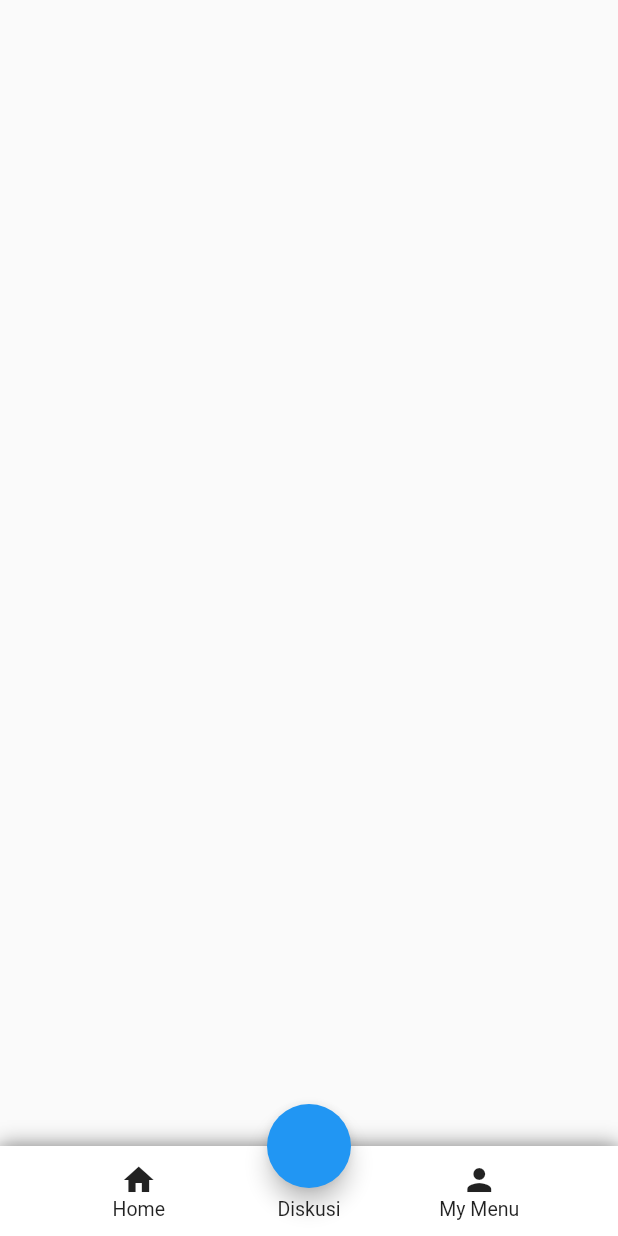
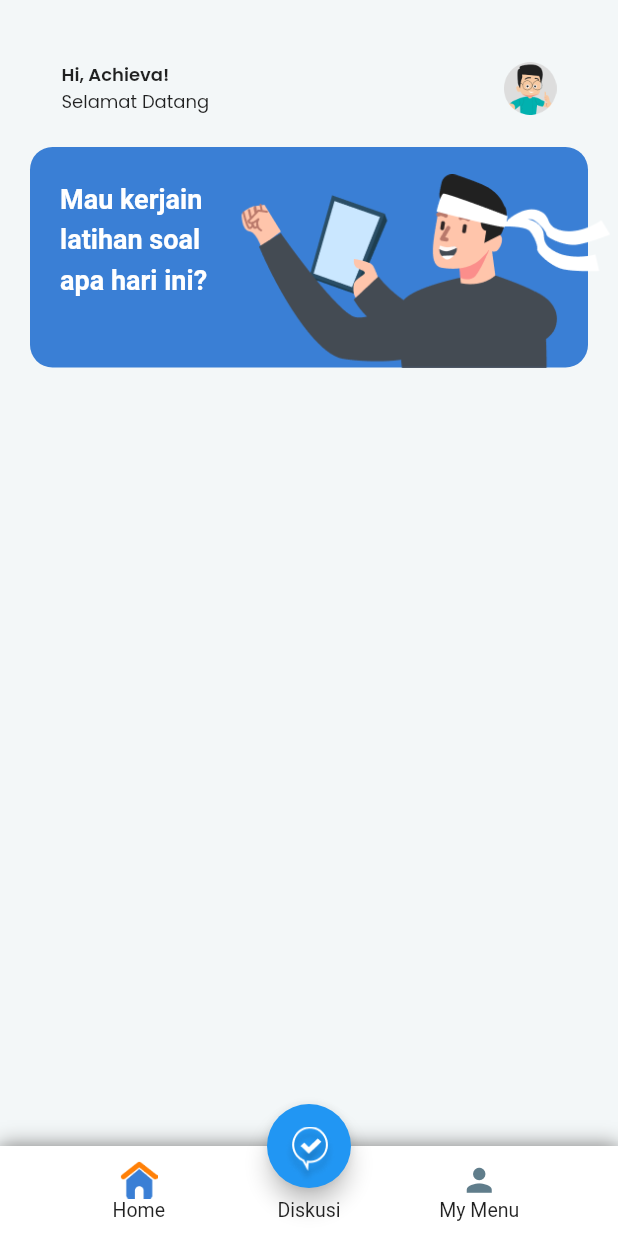
Before and after one commit to achievagemilang/flutter_bootcamp, a Flutter app: the RegisterPage screen opened directly, after a tap on "DAFTAR", on a phone screen of 412 x 824 dp. Run offline on Flutter 3.47's test engine with Material 2 defaults, Android fonts, the phone set to English and light mode, and no system bars; our stand-ins replace google_fonts.

Commit message:
updating features #2 -adding main page

```diff
--- a/lib/constant/r/colors.dart
+++ b/lib/constant/r/colors.dart
@@ -1,5 +1,5 @@
 import 'package:flutter/material.dart';
 
 class Colors {
-  Color primary = Color(0xff3A7FD5);
+  Color primary = const Color(0xff3A7FD5);
 }
--- a/lib/view/auth/login_page.dart
+++ b/lib/view/auth/login_page.dart
@@ -15,7 +15,7 @@ class _LoginPageState extends State<LoginPage> {
   @override
   Widget build(BuildContext context) {
     return Scaffold(
-      backgroundColor: Color(0xFFF3F7F8),
+      backgroundColor: const Color(0xFFF3F7F8),
       body: SafeArea(
         child: Padding(
           padding: const EdgeInsets.all(20.0),
--- a/lib/view/auth/register_page.dart
+++ b/lib/view/auth/register_page.dart
@@ -1,4 +1,5 @@
 import 'package:flutter/material.dart';
+import 'package:flutter_bootcamp/view/main/home_page.dart';
 import 'package:google_fonts/google_fonts.dart';
 
 import '../../constant/r.dart';
@@ -30,12 +31,12 @@ class _RegisterPageState extends State<RegisterPage> {
   @override
   Widget build(BuildContext context) {
     return Scaffold(
-      backgroundColor: Color(0xFFF0F3F5),
+      backgroundColor: const Color(0xFFF0F3F5),
       appBar: PreferredSize(
-        preferredSize: Size.fromHeight(75.0),
+        preferredSize: const Size.fromHeight(75.0),
         child: AppBar(
           elevation: 1,
-          iconTheme: IconThemeData(color: Colors.black),
+          iconTheme: const IconThemeData(color: Colors.black),
           shape:
               RoundedRectangleBorder(borderRadius: BorderRadius.circular(20)),
           backgroundColor: Colors.white,
@@ -63,7 +64,7 @@ class _RegisterPageState extends State<RegisterPage> {
                     fontWeight: FontWeight.w600,
                   ),
                 ),
-                SizedBox(height: 5),
+                const SizedBox(height: 5),
                 Container(
                   padding: const EdgeInsets.symmetric(
                     horizontal: 16,
@@ -89,7 +90,7 @@ class _RegisterPageState extends State<RegisterPage> {
                     ),
                   ),
                 ),
-                SizedBox(height: 20),
+                const SizedBox(height: 20),
                 const Text(
                   "Nama Lengkap",
                   style: TextStyle(
@@ -97,7 +98,7 @@ class _RegisterPageState extends State<RegisterPage> {
                     fontWeight: FontWeight.w600,
                   ),
                 ),
-                SizedBox(height: 5),
+                const SizedBox(height: 5),
                 Container(
                   padding: const EdgeInsets.symmetric(
                     horizontal: 16,
@@ -123,15 +124,15 @@ class _RegisterPageState extends State<RegisterPage> {
                     ),
                   ),
                 ),
-                SizedBox(height: 20),
-                Text(
+                const SizedBox(height: 20),
+                const Text(
                   "Jenis Kelamin",
                   style: TextStyle(
                     fontSize: 16,
                     fontWeight: FontWeight.w600,
                   ),
                 ),
-                SizedBox(
+                const SizedBox(
                   height: (5),
                 ),
                 Row(
@@ -144,16 +145,16 @@ class _RegisterPageState extends State<RegisterPage> {
                         child: Container(
                           decoration: BoxDecoration(
                             color: gender == "Laki-laki"
-                                ? Color(0xFF3A7FD5)
+                                ? const Color(0xFF3A7FD5)
                                 : Colors.white,
                             border: Border.all(
                               color: gender == "Laki-laki"
-                                  ? Color(0xFF3A7FD5)
-                                  : Color(0XFFD6D6D6),
+                                  ? const Color(0xFF3A7FD5)
+                                  : const Color(0XFFD6D6D6),
                             ),
                             borderRadius: BorderRadius.circular(8),
                           ),
-                          padding: EdgeInsets.symmetric(
+                          padding: const EdgeInsets.symmetric(
                             horizontal: (32),
                             vertical: (12),
                           ),
@@ -175,7 +176,7 @@ class _RegisterPageState extends State<RegisterPage> {
                         ),
                       ),
                     ),
-                    SizedBox(
+                    const SizedBox(
                       width: (8),
                     ),
                     Expanded(
@@ -186,16 +187,16 @@ class _RegisterPageState extends State<RegisterPage> {
                         child: Container(
                           decoration: BoxDecoration(
                             color: gender == "Perempuan"
-                                ? Color(0xFF3A7FD5)
+                                ? const Color(0xFF3A7FD5)
                                 : Colors.white,
                             border: Border.all(
                               color: gender == "Perempuan"
-                                  ? Color(0xFF3A7FD5)
-                                  : Color(0XFFD6D6D6),
+                                  ? const Color(0xFF3A7FD5)
+                                  : const Color(0XFFD6D6D6),
                             ),
                             borderRadius: BorderRadius.circular(8),
                           ),
-                          padding: EdgeInsets.symmetric(
+                          padding: const EdgeInsets.symmetric(
                             horizontal: (32),
                             vertical: (12),
                           ),
@@ -219,22 +220,22 @@ class _RegisterPageState extends State<RegisterPage> {
                     )
                   ],
                 ),
-                SizedBox(height: 20),
+                const SizedBox(height: 20),
                 Column(
                   crossAxisAlignment: CrossAxisAlignment.start,
                   children: [
-                    Text(
+                    const Text(
                       "Kelas",
                       style: TextStyle(
                         fontSize: 16,
                         fontWeight: FontWeight.w600,
                       ),
                     ),
-                    SizedBox(
+                    const SizedBox(
                       height: (5),
                     ),
                     Container(
-                      padding: EdgeInsets.symmetric(
+                      padding: const EdgeInsets.symmetric(
                         horizontal: (16),
                         vertical: (5),
                       ),
@@ -242,15 +243,15 @@ class _RegisterPageState extends State<RegisterPage> {
                         borderRadius: BorderRadius.circular(8),
                         color: Colors.white,
                         border: Border.all(
-                          color: Color(0XFFD6D6D6),
+                          color: const Color(0XFFD6D6D6),
                         ),
                       ),
                       height: 50,
                       child: DropdownButtonHideUnderline(
                         child: DropdownButton<String>(
-                          icon: Icon(Icons.keyboard_arrow_down),
+                          icon: const Icon(Icons.keyboard_arrow_down),
                           isExpanded: true,
-                          hint: Text(
+                          hint: const Text(
                             "Pilih Kelas",
                             style: TextStyle(
                               color: Color(0XFFAAAAAA),
@@ -273,7 +274,7 @@ class _RegisterPageState extends State<RegisterPage> {
                     ),
                   ],
                 ),
-                SizedBox(height: 20),
+                const SizedBox(height: 20),
                 const Text(
                   "Nama Sekolah",
                   style: TextStyle(
@@ -281,7 +282,7 @@ class _RegisterPageState extends State<RegisterPage> {
                     fontWeight: FontWeight.w600,
                   ),
                 ),
-                SizedBox(height: 5),
+                const SizedBox(height: 5),
                 Container(
                   padding: const EdgeInsets.symmetric(
                     horizontal: 16,
@@ -307,7 +308,7 @@ class _RegisterPageState extends State<RegisterPage> {
                     ),
                   ),
                 ),
-                SizedBox(height: 35),
+                const SizedBox(height: 35),
               ],
             ),
           ),
@@ -316,21 +317,20 @@ class _RegisterPageState extends State<RegisterPage> {
             child: Align(
               alignment: Alignment.bottomCenter,
               child: Padding(
-                padding: EdgeInsets.symmetric(horizontal: 8.0),
+                padding: const EdgeInsets.symmetric(horizontal: 8.0),
                 child: ElevatedButton(
                   style: ElevatedButton.styleFrom(
                     elevation: 0,
-                    primary: Color(0xFF3A7FD5),
-                    fixedSize: Size(double.infinity, 64.34),
+                    primary: const Color(0xFF3A7FD5),
+                    fixedSize: const Size(double.infinity, 64.34),
                     shape: RoundedRectangleBorder(
                         borderRadius: BorderRadius.circular(50),
                         side: BorderSide(color: R.colors.primary)),
                   ),
                   onPressed: () {
-                    Navigator.of(context).push(
-                      MaterialPageRoute(
-                        builder: (context) => MainPage(),
-                      ),
+                    Navigator.of(context).pushAndRemoveUntil(
+                      MaterialPageRoute(builder: (context) => const MainPage()),
+                      (Route<dynamic> route) => false,
                     );
                   },
                   child: Row(
--- a/lib/view/auth/splash_screen.dart
+++ b/lib/view/auth/splash_screen.dart
@@ -13,9 +13,9 @@ class SplashScreen extends StatefulWidget {
 class _SplashScreenState extends State<SplashScreen> {
   void goToNextPage() {
     Timer(
-      const Duration(seconds: 2),
+      const Duration(seconds: 3),
       () {
-        Navigator.of(context).push(
+        Navigator.of(context).pushReplacement(
           MaterialPageRoute(
             builder: (context) => const LoginPage(),
           ),
--- /dev/null
+++ b/lib/view/main/discussion/discussion_page.dart
@@ -0,0 +1,15 @@
+import 'package:flutter/material.dart';
+
+class DiscussionPage extends StatefulWidget {
+  const DiscussionPage({Key? key}) : super(key: key);
+
+  @override
+  State<DiscussionPage> createState() => _DiscussionPageState();
+}
+
+class _DiscussionPageState extends State<DiscussionPage> {
+  @override
+  Widget build(BuildContext context) {
+    return Container();
+  }
+}
--- a/lib/view/main/home_page.dart
+++ b/lib/view/main/home_page.dart
@@ -0,0 +1,96 @@
+import 'package:flutter/material.dart';
+import 'package:flutter_bootcamp/constant/r.dart';
+import 'package:google_fonts/google_fonts.dart';
+
+class HomePage extends StatefulWidget {
+  const HomePage({Key? key}) : super(key: key);
+
+  @override
+  State<HomePage> createState() => _HomePageState();
+}
+
+class _HomePageState extends State<HomePage> {
+  @override
+  Widget build(BuildContext context) {
+    return Scaffold(
+      backgroundColor: Color(0xffF3F7F8),
+      body: SafeArea(
+        child: Padding(
+          padding: const EdgeInsets.all(20.0),
+          child: Column(
+            children: [
+              Padding(
+                padding: const EdgeInsets.all(21.0),
+                child: Row(
+                  children: [
+                    Expanded(
+                      child: Column(
+                        crossAxisAlignment: CrossAxisAlignment.start,
+                        children: [
+                          Text(
+                            "Hi, Achieva!",
+                            overflow: TextOverflow.ellipsis,
+                            style: GoogleFonts.poppins(
+                              fontWeight: FontWeight.w600,
+                              fontSize: 12,
+                            ),
+                          ),
+                          Text(
+                            "Selamat Datang",
+                            style: GoogleFonts.poppins(
+                              fontWeight: FontWeight.w400,
+                              fontSize: 12,
+                            ),
+                          ),
+                        ],
+                      ),
+                    ),
+                    Image.asset(
+                      "assets/main/ic_avatar.png",
+                      width: 35,
+                    ),
+                  ],
+                ),
+              ),
+              Container(
+                width: double.infinity,
+                decoration: BoxDecoration(
+                  borderRadius: BorderRadius.circular(15),
+                  color: R.colors.primary,
+                ),
+                height: 147,
+                child: Stack(
+                  children: [
+                    Container(
+                      width: MediaQuery.of(context).size.width * 0.4,
+                      padding: const EdgeInsets.all(20.0),
+                      child: Text(
+                        "Mau kerjain latihan soal apa hari ini?",
+                        style: TextStyle(
+                          color: Colors.white,
+                          fontSize: 18,
+                          height: 1.5,
+                          fontWeight: FontWeight.w700,
+                        ),
+                      ),
+                    ),
+                    FractionalTranslation(
+                      translation: Offset(0.04, 0),
+                      child: Align(
+                        alignment: Alignment.bottomRight,
+                        child: Image.asset(
+                          "assets/main/img_home.png",
+                          width: MediaQuery.of(context).size.width * 0.6,
+                        ),
+                      ),
+                    ),
+                  ],
+                ),
+              )
+            ],
+          ),
+        ),
+      ),
+    );
+  }
+}
--- a/lib/view/main/main_page.dart
+++ b/lib/view/main/main_page.dart
@@ -1,7 +1,7 @@
 import 'package:flutter/material.dart';
-// import 'package:flutter_bootcamp/view/main/discussion/discussion_page.dart';
-// import 'package:flutter_bootcamp/view/main/home_page.dart';
-// import 'package:flutter_bootcamp/view/main/profile/profile_page.dart';
+import 'package:flutter_bootcamp/view/main/discussion/discussion_page.dart';
+import 'package:flutter_bootcamp/view/main/home_page.dart';
+import 'package:flutter_bootcamp/view/main/profile/profile_page.dart';
 
 class MainPage extends StatefulWidget {
   const MainPage({Key? key}) : super(key: key);
@@ -13,24 +13,44 @@ class MainPage extends StatefulWidget {
 class _MainPageState extends State<MainPage> {
   final _pc = PageController();
   int index = 0;
+
   @override
   Widget build(BuildContext context) {
     return Scaffold(
       floatingActionButtonLocation: FloatingActionButtonLocation.centerDocked,
-      floatingActionButton: FloatingActionButton(onPressed: () {
-        // Navigator.of(context).push(
-        //   MaterialPageRoute(
-        //     builder: (context) => DiscussionPage(),
-        //   ),
-        // );
-      }),
+      floatingActionButton: FloatingActionButton(
+          child: Stack(
+            children: [
+              Column(
+                children: [
+                  SizedBox(height: 15),
+                  Row(
+                    mainAxisAlignment: MainAxisAlignment.center,
+                    children: [
+                      Image.asset(
+                        "assets/main/ic_discuss.png",
+                        height: 40,
+                      ),
+                    ],
+                  ),
+                ],
+              ),
+            ],
+          ),
+          onPressed: () {
+            Navigator.of(context).push(
+              MaterialPageRoute(
+                builder: (context) => DiscussionPage(),
+              ),
+            );
+          }),
       bottomNavigationBar: _buildBottomNavigation(),
       body: PageView(
         controller: _pc,
         physics: const NeverScrollableScrollPhysics(),
         children: const [
-          // HomePage(),
-          // ProfilePage(),
+          HomePage(),
+          ProfilePage(),
         ],
       ),
     );
@@ -65,20 +85,22 @@ class _MainPageState extends State<MainPage> {
                   child: InkWell(
                     onTap: () {
                       index = 0;
-                      setState(() {});
                       _pc.animateToPage(
                         0,
                         curve: Curves.easeInOut,
                         duration: Duration(microseconds: 1),
                       );
+                      setState(() {});
                     },
                     child: Column(
                       mainAxisAlignment: MainAxisAlignment.center,
-                      children: const [
-                        Icon(
-                          Icons.home,
-                          // color: MrtColors.mrtBlueColor,
+                      children: [
+                        Image.asset(
+                          "assets/main/ic_home.png",
+                          height: 25,
                         ),
+                        // color: MrtColors.mrtBlueColor,
+
                         Text(
                           'Home',
                           style: TextStyle(
@@ -102,6 +124,7 @@ class _MainPageState extends State<MainPage> {
                         opacity: 0,
                         child: Icon(
                           Icons.home,
+                          size: 25,
                           // color: MrtColors.mrtBlueColor,
                         ),
                       ),
@@ -123,18 +146,20 @@ class _MainPageState extends State<MainPage> {
                   child: InkWell(
                     onTap: () {
                       index = 1;
-                      setState(() {});
                       _pc.animateToPage(
                         1,
                         curve: Curves.easeInOut,
                         duration: Duration(microseconds: 1),
                       );
+                      setState(() {});
                     },
                     child: Column(
                       mainAxisAlignment: MainAxisAlignment.center,
                       children: [
                         Icon(
                           Icons.person,
+                          size: 25,
+                          color: Colors.blueGrey,
                           // color: MrtColors.mrtBlueColor,
                         ),
                         Text(
--- /dev/null
+++ b/lib/view/main/profile/profile_page.dart
@@ -0,0 +1,15 @@
+import 'package:flutter/material.dart';
+
+class ProfilePage extends StatefulWidget {
+  const ProfilePage({Key? key}) : super(key: key);
+
+  @override
+  State<ProfilePage> createState() => _ProfilePageState();
+}
+
+class _ProfilePageState extends State<ProfilePage> {
+  @override
+  Widget build(BuildContext context) {
+    return Container();
+  }
+}
--- a/pubspec.yaml
+++ b/pubspec.yaml
@@ -61,6 +61,7 @@ flutter:
   # To add assets to your application, add an assets section, like this:
   assets:
     - assets/auth/
+    - assets/main/
     - assets/
 
   # An image asset can refer to one or more resolution-specific "variants", see
```
Also changed, not shown: assets/main/ic_avatar.png (renamed from assets/ic_avatar.png), assets/main/ic_discuss.png (renamed from assets/ic_discuss.png), assets/main/ic_home.png (renamed from assets/ic_home.png), assets/main/img_banner.png (renamed from assets/img_banner.png), assets/main/img_home.png (renamed from assets/img_home.png), 3 other files.
